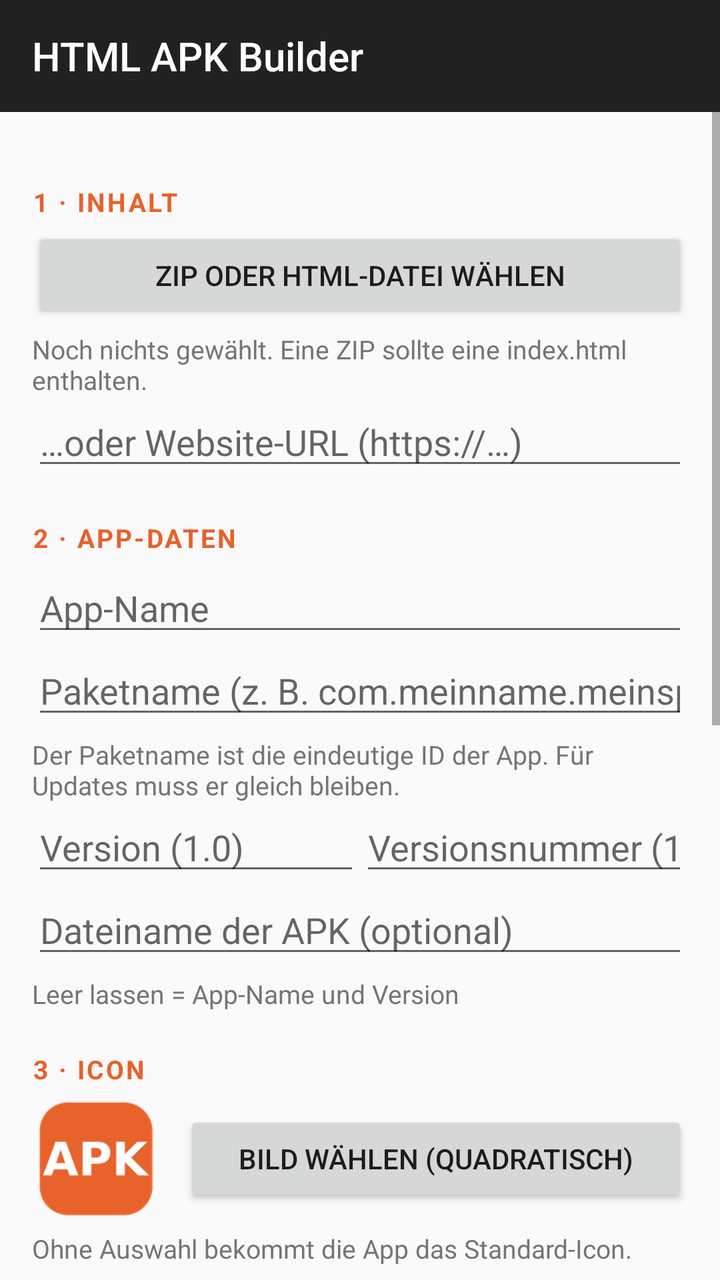
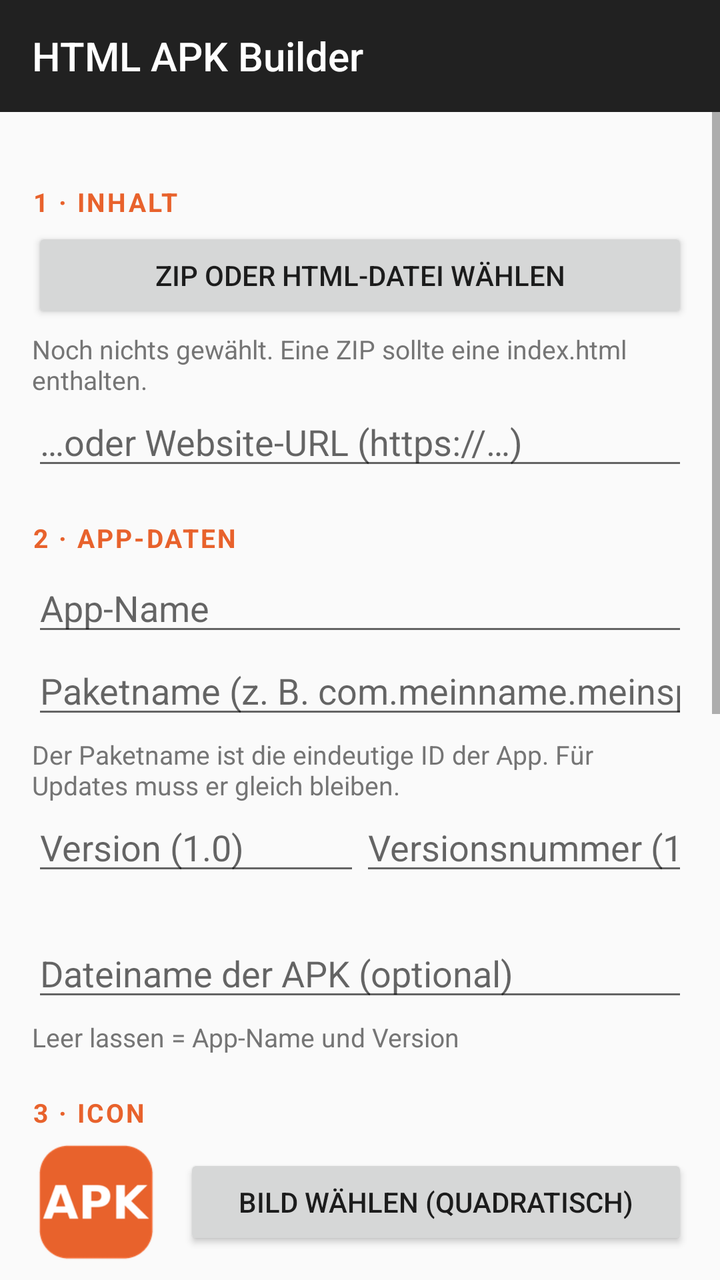

An Android layout rendered at two revisions. The XML below is the earlier revision; the diff shows what the commit changed to produce the second picture.
<!-- AndroidManifest.xml: application theme AppTheme -->
<!-- res/layout/activity_main.xml -->
<?xml version="1.0" encoding="utf-8"?>
<LinearLayout xmlns:android="http://schemas.android.com/apk/res/android"
    android:id="@+id/root"
    android:layout_width="match_parent"
    android:layout_height="match_parent"
    android:background="#212121"
    android:orientation="vertical">

    <Toolbar
        android:id="@+id/toolbar"
        android:layout_width="match_parent"
        android:layout_height="56dp"
        android:background="#212121"
        android:theme="@android:style/ThemeOverlay.Material.Dark.ActionBar"
        android:popupTheme="@android:style/ThemeOverlay.Material.Light"
        android:title="HTML APK Builder"
        android:titleTextColor="#FFFFFF" />

<ScrollView
    android:id="@+id/scroll"
    android:layout_width="match_parent"
    android:layout_height="0dp"
    android:layout_weight="1"
    android:background="#FAFAFA"
    android:fillViewport="true">

    <LinearLayout
        android:layout_width="match_parent"
        android:layout_height="wrap_content"
        android:orientation="vertical"
        android:padding="16dp">

        
        <TextView style="@style/Section" android:text="1 · Inhalt" />

        <Button
            android:id="@+id/btnPickContent"
            android:layout_width="match_parent"
            android:layout_height="wrap_content"
            android:text="ZIP oder HTML-Datei wählen" />

        <TextView
            android:id="@+id/txtContent"
            style="@style/Hint"
            android:text="Noch nichts gewählt. Eine ZIP sollte eine index.html enthalten." />

        <EditText
            android:id="@+id/editUrl"
            android:layout_width="match_parent"
            android:layout_height="wrap_content"
            android:hint="…oder Website-URL (https://…)"
            android:inputType="textUri"
            android:importantForAutofill="no" />

        
        <TextView style="@style/Section" android:text="2 · App-Daten" />

        <EditText
            android:id="@+id/editName"
            android:layout_width="match_parent"
            android:layout_height="wrap_content"
            android:hint="App-Name"
            android:inputType="textCapSentences"
            android:importantForAutofill="no" />

        <EditText
            android:id="@+id/editPackage"
            android:layout_width="match_parent"
            android:layout_height="wrap_content"
            android:hint="Paketname (z. B. com.meinname.meinspiel)"
            android:inputType="textNoSuggestions"
            android:importantForAutofill="no" />

        <TextView
            style="@style/Hint"
            android:text="Der Paketname ist die eindeutige ID der App. Für Updates muss er gleich bleiben." />

        <LinearLayout
            android:layout_width="match_parent"
            android:layout_height="wrap_content"
            android:orientation="horizontal">

            <EditText
                android:id="@+id/editVersionName"
                android:layout_width="0dp"
                android:layout_height="wrap_content"
                android:layout_weight="1"
                android:hint="Version (1.0)"
                android:inputType="text"
                android:importantForAutofill="no" />

            <EditText
                android:id="@+id/editVersionCode"
                android:layout_width="0dp"
                android:layout_height="wrap_content"
                android:layout_weight="1"
                android:hint="Versionsnummer (1)"
                android:inputType="number"
                android:importantForAutofill="no" />
        </LinearLayout>

        <EditText
            android:id="@+id/editFileName"
            android:layout_width="match_parent"
            android:layout_height="wrap_content"
            android:hint="Dateiname der APK (optional)"
            android:inputType="textNoSuggestions"
            android:importantForAutofill="no" />

        <TextView
            android:id="@+id/txtFileName"
            style="@style/Hint"
            android:text="Leer lassen = App-Name und Version" />

        
        <TextView style="@style/Section" android:text="3 · Icon" />

        <LinearLayout
            android:layout_width="match_parent"
            android:layout_height="wrap_content"
            android:gravity="center_vertical"
            android:orientation="horizontal">

            <ImageView
                android:id="@+id/imgIcon"
                android:layout_width="64dp"
                android:layout_height="64dp"
                android:layout_marginEnd="12dp"
                android:contentDescription="Icon-Vorschau"
                android:scaleType="fitCenter"
                android:src="@mipmap/ic_launcher" />

            <Button
                android:id="@+id/btnPickIcon"
                android:layout_width="0dp"
                android:layout_height="wrap_content"
                android:layout_weight="1"
                android:text="Bild wählen (quadratisch)" />
        </LinearLayout>

        <TextView
            android:id="@+id/txtIcon"
            style="@style/Hint"
            android:text="Ohne Auswahl bekommt die App das Standard-Icon." />

        
        <TextView style="@style/Section" android:text="4 · Optionen" />

        <CheckBox
            android:id="@+id/chkFullscreen"
            android:layout_width="wrap_content"
            android:layout_height="wrap_content"
            android:text="Vollbild (Statusleiste ausblenden)" />

        <CheckBox
            android:id="@+id/chkZoom"
            android:layout_width="wrap_content"
            android:layout_height="wrap_content"
            android:text="Zoomen mit zwei Fingern erlauben" />

        <CheckBox
            android:id="@+id/chkKeepScreenOn"
            android:layout_width="wrap_content"
            android:layout_height="wrap_content"
            android:text="Bildschirm nicht automatisch ausschalten" />

        <LinearLayout
            android:layout_width="match_parent"
            android:layout_height="wrap_content"
            android:gravity="center_vertical"
            android:orientation="horizontal">

            <TextView
                android:layout_width="wrap_content"
                android:layout_height="wrap_content"
                android:text="Ausrichtung:" />

            <Spinner
                android:id="@+id/spinOrientation"
                android:layout_width="0dp"
                android:layout_height="wrap_content"
                android:layout_weight="1" />
        </LinearLayout>

        
        <TextView style="@style/Section" android:text="5 · Berechtigungen" />

        <CheckBox
            android:id="@+id/chkPermInternet"
            android:layout_width="wrap_content"
            android:layout_height="wrap_content"
            android:text="Internet / Netzwerk" />
        <CheckBox
            android:id="@+id/chkPermMic"
            android:layout_width="wrap_content"
            android:layout_height="wrap_content"
            android:text="Mikrofon" />
        <CheckBox
            android:id="@+id/chkPermCamera"
            android:layout_width="wrap_content"
            android:layout_height="wrap_content"
            android:text="Kamera" />
        <CheckBox
            android:id="@+id/chkPermLocation"
            android:layout_width="wrap_content"
            android:layout_height="wrap_content"
            android:text="Standort" />
        <CheckBox
            android:id="@+id/chkPermVibrate"
            android:layout_width="wrap_content"
            android:layout_height="wrap_content"
            android:text="Vibration" />

        <TextView
            style="@style/Hint"
            android:text="Die App fragt beim ersten Zugriff aus der Webseite nach (z. B. getUserMedia oder navigator.geolocation). Ohne Internet funktionieren nur die mitgelieferten Dateien." />

        
        <Button
            android:id="@+id/btnBuild"
            android:layout_width="match_parent"
            android:layout_height="56dp"
            android:layout_marginTop="20dp"
            android:backgroundTint="#E8622C"
            android:text="APK bauen"
            android:textColor="#FFFFFF"
            android:textSize="17sp" />

        <ProgressBar
            android:id="@+id/progress"
            style="@android:style/Widget.Material.ProgressBar.Horizontal"
            android:layout_width="match_parent"
            android:layout_height="wrap_content"
            android:indeterminate="true"
            android:visibility="gone" />

        <TextView
            android:id="@+id/txtStatus"
            android:layout_width="match_parent"
            android:layout_height="wrap_content"
            android:layout_marginTop="8dp"
            android:textIsSelectable="true" />

        <LinearLayout
            android:id="@+id/resultButtons"
            android:layout_width="match_parent"
            android:layout_height="wrap_content"
            android:orientation="horizontal"
            android:visibility="gone">

            <Button
                android:id="@+id/btnInstall"
                android:layout_width="0dp"
                android:layout_height="wrap_content"
                android:layout_weight="1"
                android:text="Installieren" />

            <Button
                android:id="@+id/btnSave"
                android:layout_width="0dp"
                android:layout_height="wrap_content"
                android:layout_weight="1"
                android:text="Speichern" />

            <Button
                android:id="@+id/btnShare"
                android:layout_width="0dp"
                android:layout_height="wrap_content"
                android:layout_weight="1"
                android:text="Teilen" />
        </LinearLayout>
    </LinearLayout>
</ScrollView>
</LinearLayout>
<!-- resources referenced by this layout -->
<resources>
  <!-- mipmap ic_launcher: png bitmap (mipmap-hdpi, 4010 bytes) -->
  <style name="Hint">
          <item name="android:layout_width">match_parent</item>
          <item name="android:layout_height">wrap_content</item>
          <item name="android:layout_marginTop">4dp</item>
          <item name="android:textSize">13sp</item>
          <item name="android:textColor">#757575</item>
      </style>
  <style name="Section">
          <item name="android:layout_width">match_parent</item>
          <item name="android:layout_height">wrap_content</item>
          <item name="android:layout_marginTop">20dp</item>
          <item name="android:layout_marginBottom">4dp</item>
          <item name="android:textSize">13sp</item>
          <item name="android:textStyle">bold</item>
          <item name="android:textAllCaps">true</item>
          <item name="android:letterSpacing">0.08</item>
          <item name="android:textColor">#E8622C</item>
      </style>
  <style name="AppTheme" parent="android:Theme.Material.Light.NoActionBar">
          <item name="android:statusBarColor">#212121</item>
          <item name="android:navigationBarColor">#212121</item>
      </style>
</resources>

<!-- the commit's change to res/layout/activity_main.xml (unified diff, before → after) -->
@@ -99,6 +99,11 @@
                 android:importantForAutofill="no" />
         </LinearLayout>
 
+        <TextView
+            android:id="@+id/txtVersion"
+            style="@style/Hint"
+            android:text="" />
+
         <EditText
             android:id="@+id/editFileName"
             android:layout_width="match_parent"
